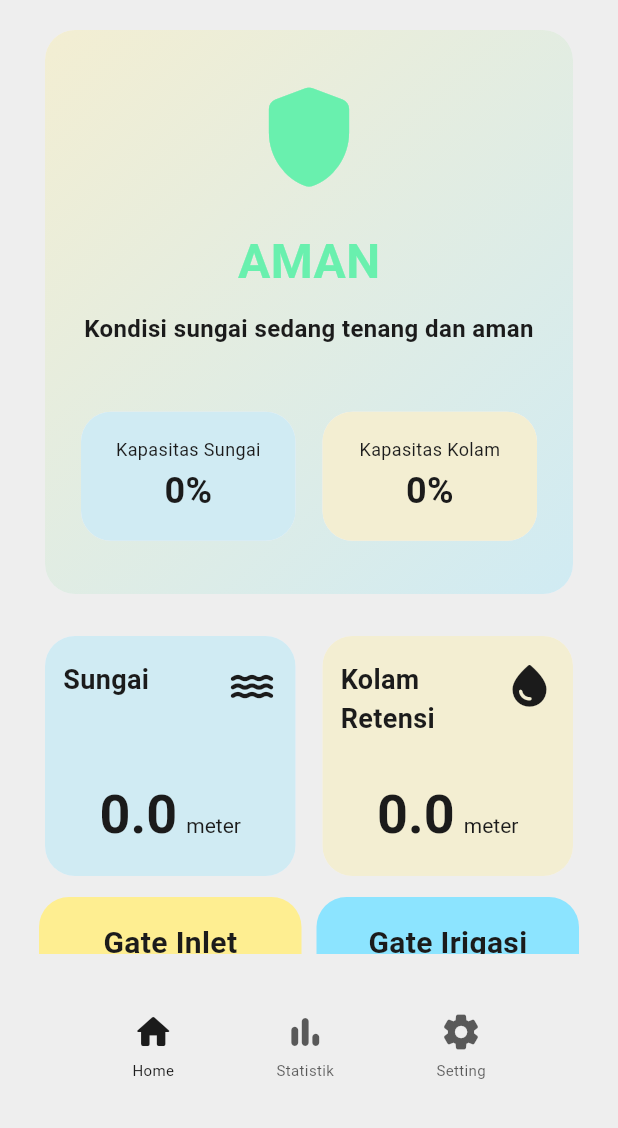
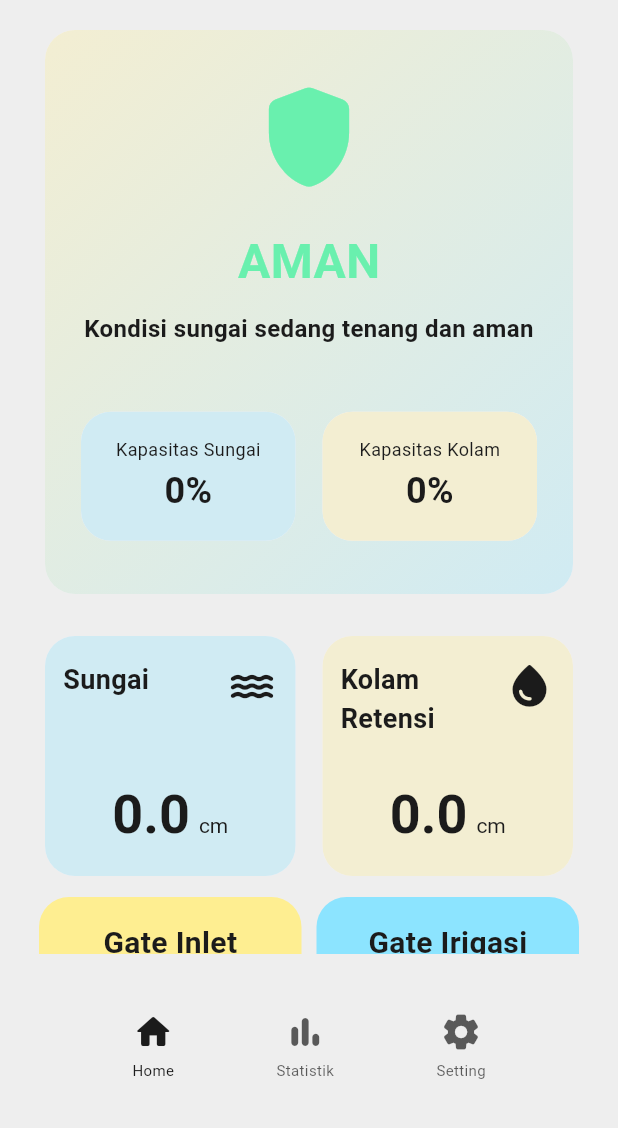
Before and after one commit to yogi3wdd/irigate_smart_retention, a Flutter app: the Home screen opened by its route, on a phone screen of 412 x 824 dp, the part 108-1236 px from its top. Run offline on Flutter 3.47's test engine with Material 3 defaults, Android fonts, the phone set to English and light mode, and no system bars; our stand-ins replace animated_text_kit, cloud_firestore, firebase_auth, firebase_core, firebase_database, fl_chart and 4 more; missing offline and left inert: liquid_glass_renderer; accounts and stored records are empty; Roboto replaces fonts that are missing (Ruda).

Commit message:
ubah m ke cm

```diff
--- a/lib/screen/home.dart
+++ b/lib/screen/home.dart
@@ -583,7 +583,7 @@ class _HomeState extends State<Home> {
                       ),
                       WidgetSpan(child: SizedBox(width: 6)),
                       TextSpan(
-                        text: "meter",
+                        text: "cm",
                         style: GoogleFonts.ruda(
                           fontSize: 14,
                           color: AppColors.text,
```
